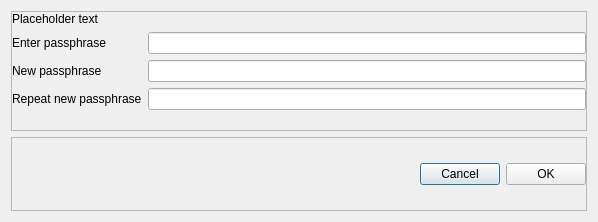
First picture: the form in src/qt/forms/askpassphrasedialog.ui, repository WalkerWaqiOrg/bitcoin-abc, before the edit.
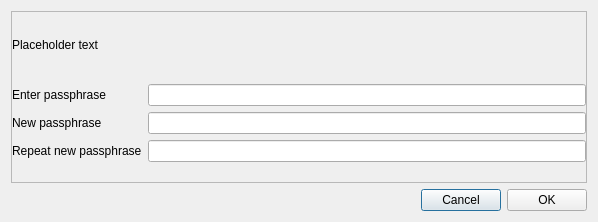
Second picture: the form after the edit.

What changed in the file:
```diff
--- a/src/qt/forms/askpassphrasedialog.ui
+++ b/src/qt/forms/askpassphrasedialog.ui
@@ -138,26 +138,7 @@
     </widget>
    </item>
    <item>
-    <widget class="QFrame" name="frame_2">
-     <property name="frameShape">
-      <enum>QFrame::StyledPanel</enum>
-     </property>
-     <property name="frameShadow">
-      <enum>QFrame::Raised</enum>
-     </property>
      <layout class="QHBoxLayout" name="horizontalLayout">
-      <property name="leftMargin">
-       <number>0</number>
-      </property>
-      <property name="topMargin">
-       <number>0</number>
-      </property>
-      <property name="rightMargin">
-       <number>0</number>
-      </property>
-      <property name="bottomMargin">
-       <number>0</number>
-      </property>
       <item>
        <spacer name="horizontalSpacer">
         <property name="orientation">
@@ -186,7 +167,6 @@
        </widget>
       </item>
      </layout>
-    </widget>
    </item>
   </layout>
  </widget>
```
Lines whose indentation alone changed are shown as unchanged.
